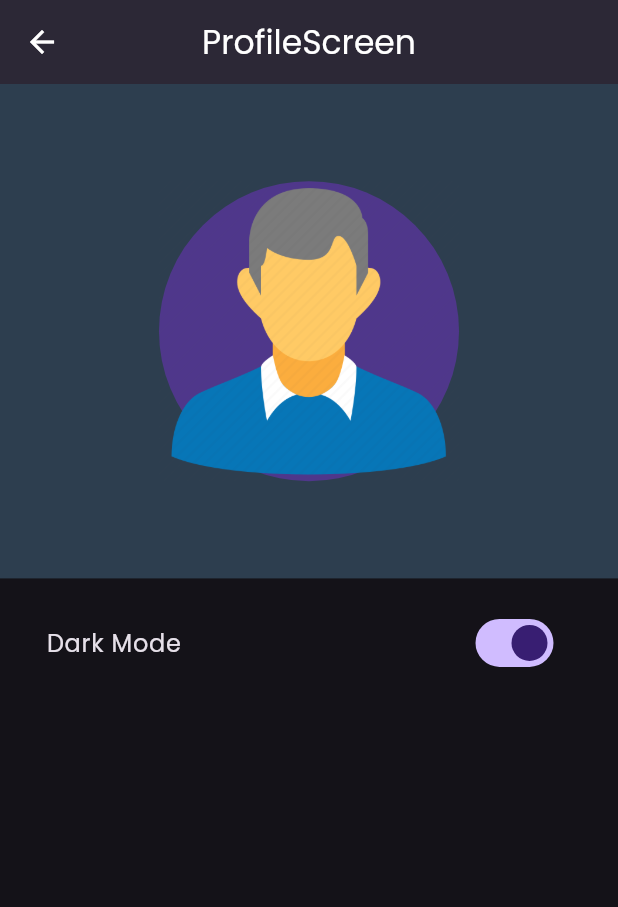
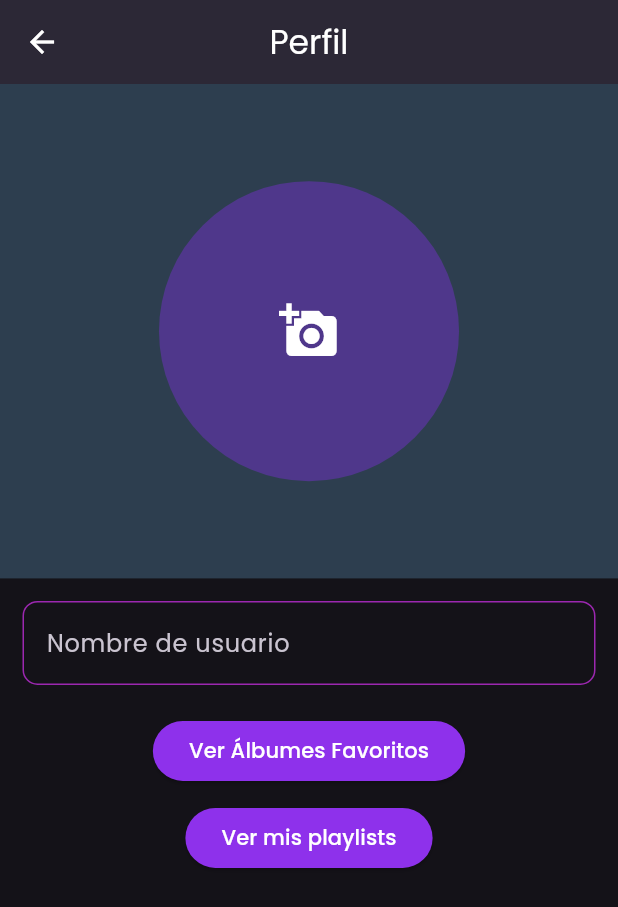
Before and after one commit to FMartine7i/flutter_app_2024, a Flutter app: the ProfileScreen screen opened by its route, on a phone screen of 412 x 824 dp. Shown: the top 907 px of the screen. Run offline on Flutter 3.47's test engine with Material 3 defaults, Android fonts, the phone set to English and light mode, and no system bars; our stand-ins replace image_picker, shared_preferences; accounts and stored records are empty.

Commit message:
prototipo perfil usuario

```diff
--- a/lib/mocks/albumes_mock.dart
+++ b/lib/mocks/albumes_mock.dart
@@ -7,7 +7,7 @@ const List categorias = [
 ];
 
 final List elementos =
-//identificador, album, banda, cancion, año, true/false
+//identificador, album, banda, cancion, año, favorito
 [
   ['queen', 'A night at the Opera', 'Queen', 'Bohemian Rhapsody', 1975, true],
   ['beatles', 'Abbey Road', 'The Beatles', 'Her Majesty', 1969, true],
--- a/lib/screens/profile_screen.dart
+++ b/lib/screens/profile_screen.dart
@@ -1,8 +1,79 @@
 import 'package:flutter/material.dart';
-import 'package:flutter_application_base/helpers/preferences.dart';
+import 'package:image_picker/image_picker.dart';
+import 'dart:io';
+import 'package:shared_preferences/shared_preferences.dart';
+import 'package:flutter_application_base/mocks/albumes_mock.dart'
+    show elementos;
 
-class ProfileScreen extends StatelessWidget {
+class ProfileScreen extends StatefulWidget {
   const ProfileScreen({super.key});
+
+  @override
+  _ProfileScreenState createState() => _ProfileScreenState();
+}
+
+class _ProfileScreenState extends State<ProfileScreen> {
+  File? _image;
+  String _username = "Usuario";
+  List<String> _playlists = [];
+  List<Map<String, dynamic>> _favoriteAlbums = [];
+  bool _showFavorites = false;
+
+  @override
+  void initState() {
+    super.initState();
+    _loadProfileData();
+  }
+
+  Future<void> _loadProfileData() async {
+    final prefs = await SharedPreferences.getInstance();
+
+    setState(() {
+      _username = prefs.getString('username') ?? "Usuario";
+      _playlists = prefs.getStringList('playlists') ?? [];
+
+      // Cargar los albumes favoritos como una lista de mapas con nombre e imagen
+
+      List<String>? favoriteAlbums = prefs.getStringList('favoriteAlbums');
+      if (favoriteAlbums != null) {
+        _favoriteAlbums = favoriteAlbums.map((id) {
+          return {
+            'albumName':
+                elementos.firstWhere((album) => album[0].toString() == id)[1],
+            'image': 'assets/albumes/$id.jpg'
+          };
+        }).toList();
+      }
+    });
+  }
+
+  Future<void> _saveProfileData() async {
+    final prefs = await SharedPreferences.getInstance();
+
+    await prefs.setString('username', _username);
+    await prefs.setStringList('playlists', _playlists);
+    await prefs.setStringList(
+      'favoriteAlbums',
+      _favoriteAlbums.map((album) => album['albumName']!.toString()).toList(),
+    );
+  }
+
+  Future<void> _pickImage() async {
+    final picker = ImagePicker();
+    final pickedFile = await picker.pickImage(source: ImageSource.gallery);
+
+    if (pickedFile != null) {
+      setState(() {
+        _image = File(pickedFile.path);
+      });
+    }
+  }
+
+  void _toggleFavoriteAlbums() {
+    setState(() {
+      _showFavorites = !_showFavorites;
+    });
+  }
 
   @override
   Widget build(BuildContext context) {
@@ -11,16 +82,71 @@ class ProfileScreen extends StatelessWidget {
     return Scaffold(
       appBar: AppBar(
         centerTitle: true,
-        title: const Text('ProfileScreen'),
+        title: const Text('Perfil'),
         elevation: 10,
       ),
       body: SingleChildScrollView(
         child: Column(
           children: [
-            HeaderProfile(size: size),
-            const Padding(
-              padding: EdgeInsets.all(15.0),
-              child: BodyProfile(),
+            HeaderProfile(
+              size: size,
+              image: _image,
+              onPickImage: _pickImage,
+            ),
+            Padding(
+              padding: const EdgeInsets.all(15.0),
+              child: Column(
+                children: [
+
+                  TextField(
+                    decoration:
+                        const InputDecoration(labelText: 'Nombre de usuario'),
+                    controller: TextEditingController(text: _username),
+                    onSubmitted: (value) {
+                      setState(() {
+                        _username = value;
+                      });
+                      _saveProfileData();
+                    },
+                  ),
+                  const SizedBox(height: 20),
+                  ElevatedButton(
+                    onPressed: _toggleFavoriteAlbums,
+                    child: Text(_showFavorites
+                        ? "Ocultar Álbumes Favoritos"
+                        : "Ver Álbumes Favoritos"),
+                  ),
+                  if (_showFavorites) ...[
+                    const SizedBox(height: 20),
+                    _favoriteAlbums.isEmpty
+                        ? const Text("No tienes álbumes favoritos.")
+                        : ListView.builder(
+                            shrinkWrap: true,
+                            itemCount: _favoriteAlbums.length,
+                            itemBuilder: (context, index) {
+                              final album = _favoriteAlbums[index];
+                              return ListTile(
+                                leading: Image.asset(
+                                  album['image']!,
+                                  width: 50,
+                                  height: 50,
+                                  fit: BoxFit.cover,
+                                ),
+                                title: Text(album['albumName']!),
+                              );
+                            },
+                          ),
+                  ],
+                  const SizedBox(height: 10),
+                  ElevatedButton(
+                    onPressed: () {
+                      //TODO Ir a la pantalla de playlists
+                    },
+                    child: const Text("Ver mis playlists"),
+                  ),
+
+                ],
+              ),
             ),
           ],
         ),
@@ -29,39 +155,18 @@ class ProfileScreen extends StatelessWidget {
   }
 }
 
-class BodyProfile extends StatelessWidget {
-  final bool darkMode = false;
+class HeaderProfile extends StatelessWidget {
+  final Size size;
+  final File? image;
+  final VoidCallback onPickImage;
 
-  const BodyProfile({
-    super.key,
-  });
-
-  @override
-  Widget build(BuildContext context) {
-    return Column(
-      children: [
-        SwitchListTile.adaptive(
-          title: const Text('Dark Mode'),
-          value: Preferences.darkmode,
-          onChanged: (bool value) {
-            Preferences.darkmode = value;
-          },
-        ),
-        const SizedBox(
-          height: 15,
-        ),
-      ],
-    );
-  }
-}
-
-class HeaderProfile extends StatelessWidget {
   const HeaderProfile({
     super.key,
     required this.size,
+    required this.image,
+    required this.onPickImage,
   });
 
-  final Size size;
 
   @override
   Widget build(BuildContext context) {
@@ -70,9 +175,15 @@ class HeaderProfile extends StatelessWidget {
       height: size.height * 0.40,
       color: const Color(0xff2d3e4f),
       child: Center(
-        child: CircleAvatar(
-          radius: 100,
-          child: Image.asset('assets/images/avatar.png'),
+        child: GestureDetector(
+          onTap: onPickImage,
+          child: CircleAvatar(
+            radius: 100,
+            backgroundImage: image != null ? FileImage(image!) : null,
+            child: image == null
+                ? const Icon(Icons.add_a_photo, size: 40, color: Colors.white)
+                : null,
+          ),
         ),
       ),
     );
--- a/pubspec.yaml
+++ b/pubspec.yaml
@@ -23,6 +23,7 @@ dependencies:
   cupertino_icons: ^1.0.2
   shared_preferences: ^2.3.2
   provider: ^6.1.2
+  image_picker: ^0.8.7
 
 dev_dependencies:
   flutter_test:
```
Also changed, not shown: lib/screens/albumes_list_screen.dart (+17 -11 lines), pubspec.lock.
